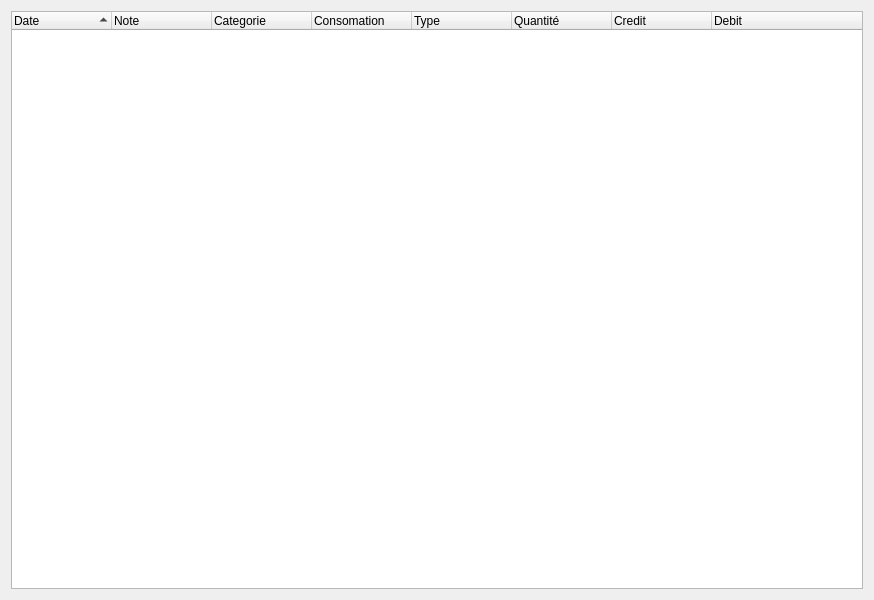
Old version of the form application/ui/history.ui in the repository nils-van-zuijlen/Enibar.
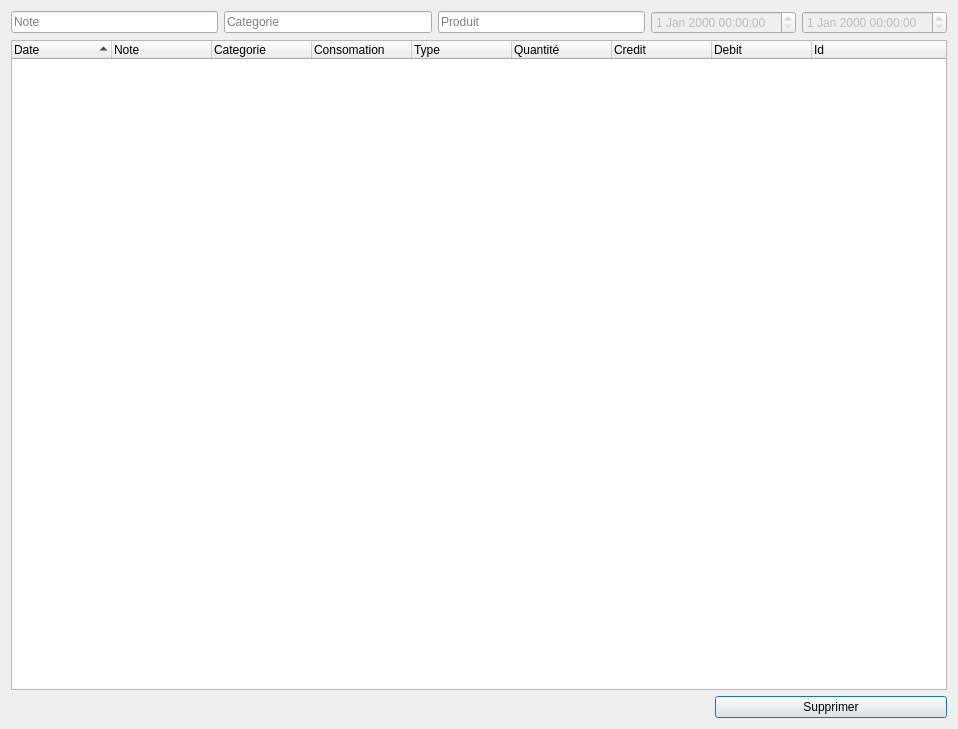
New version of the form.

Commit message: Search history and delete transactions

What changed in the file:
```diff
--- a/application/ui/history.ui
+++ b/application/ui/history.ui
@@ -6,15 +6,97 @@
    <rect>
     <x>0</x>
     <y>0</y>
-    <width>874</width>
-    <height>600</height>
+    <width>958</width>
+    <height>729</height>
    </rect>
   </property>
   <property name="windowTitle">
    <string>Dialog</string>
   </property>
   <layout class="QGridLayout" name="gridLayout">
-   <item row="0" column="0">
+   <item row="2" column="3">
+    <widget class="QPushButton" name="delete_button">
+     <property name="text">
+      <string>Supprimer</string>
+     </property>
+    </widget>
+   </item>
+   <item row="0" column="0" colspan="4">
+    <widget class="QWidget" name="filter_container" native="true">
+     <layout class="QHBoxLayout" name="horizontalLayout">
+      <property name="leftMargin">
+       <number>0</number>
+      </property>
+      <property name="topMargin">
+       <number>0</number>
+      </property>
+      <property name="rightMargin">
+       <number>0</number>
+      </property>
+      <property name="bottomMargin">
+       <number>0</number>
+      </property>
+      <item>
+       <widget class="QLineEdit" name="input_note">
+        <property name="placeholderText">
+         <string>Note</string>
+        </property>
+        <property name="clearButtonEnabled">
+         <bool>true</bool>
+        </property>
+       </widget>
+      </item>
+      <item>
+       <widget class="QLineEdit" name="input_category">
+        <property name="placeholderText">
+         <string>Categorie</string>
+        </property>
+        <property name="clearButtonEnabled">
+         <bool>true</bool>
+        </property>
+       </widget>
+      </item>
+      <item>
+       <widget class="QLineEdit" name="input_product">
+        <property name="placeholderText">
+         <string>Produit</string>
+        </property>
+        <property name="clearButtonEnabled">
+         <bool>true</bool>
+        </property>
+       </widget>
+      </item>
+      <item>
+       <widget class="QDateTimeEdit" name="dateTimeEdit">
+        <property name="enabled">
+         <bool>false</bool>
+        </property>
+       </widget>
+      </item>
+      <item>
+       <widget class="QDateTimeEdit" name="dateTimeEdit_2">
+        <property name="enabled">
+         <bool>false</bool>
+        </property>
+       </widget>
+      </item>
+     </layout>
+    </widget>
+   </item>
+   <item row="2" column="0" colspan="3">
+    <spacer name="spacer">
+     <property name="orientation">
+      <enum>Qt::Horizontal</enum>
+     </property>
+     <property name="sizeHint" stdset="0">
+      <size>
+       <width>40</width>
+       <height>20</height>
+      </size>
+     </property>
+    </spacer>
+   </item>
+   <item row="1" column="0" colspan="4">
     <widget class="QTreeWidget" name="transaction_list">
      <property name="selectionMode">
       <enum>QAbstractItemView::ExtendedSelection</enum>
@@ -68,6 +150,11 @@
        <string>Debit</string>
       </property>
      </column>
+     <column>
+      <property name="text">
+       <string>Id</string>
+      </property>
+     </column>
     </widget>
    </item>
   </layout>
```
Left out of the diff: 104 changed lines with no effect on the pictures. The commit also changes 3 other files.
